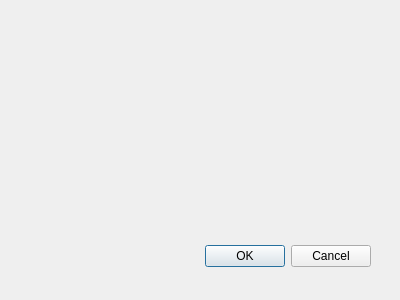
Old version of the form show_c64_key_mapping_window.ui in the repository ThKattanek/emu64.
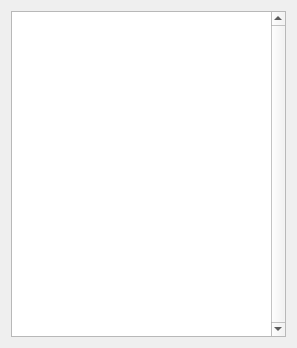
New version of the form.

What changed in the file:
```diff
--- a/show_c64_key_mapping_window.ui
+++ b/show_c64_key_mapping_window.ui
@@ -8,29 +8,39 @@
    <rect>
     <x>0</x>
     <y>0</y>
-    <width>400</width>
-    <height>300</height>
+    <width>297</width>
+    <height>348</height>
    </rect>
   </property>
   <property name="windowTitle">
    <string>Dialog</string>
   </property>
-  <widget class="QDialogButtonBox" name="buttonBox">
-   <property name="geometry">
-    <rect>
-     <x>30</x>
-     <y>240</y>
-     <width>341</width>
-     <height>32</height>
-    </rect>
-   </property>
-   <property name="orientation">
-    <enum>Qt::Horizontal</enum>
-   </property>
-   <property name="standardButtons">
-    <set>QDialogButtonBox::Cancel|QDialogButtonBox::Ok</set>
-   </property>
-  </widget>
+  <layout class="QHBoxLayout" name="horizontalLayout">
+   <item>
+    <widget class="QPlainTextEdit" name="text_out">
+     <property name="font">
+      <font>
+       <family>Courier 10 Pitch</family>
+       <pointsize>11</pointsize>
+       <weight>75</weight>
+       <bold>true</bold>
+      </font>
+     </property>
+     <property name="verticalScrollBarPolicy">
+      <enum>Qt::ScrollBarAlwaysOn</enum>
+     </property>
+     <property name="horizontalScrollBarPolicy">
+      <enum>Qt::ScrollBarAsNeeded</enum>
+     </property>
+     <property name="readOnly">
+      <bool>true</bool>
+     </property>
+     <property name="plainText">
+      <string/>
+     </property>
+    </widget>
+   </item>
+  </layout>
  </widget>
  <pixmapfunction/>
  <resources/>
```
Left out of the diff: 40 changed lines with no effect on the pictures.
